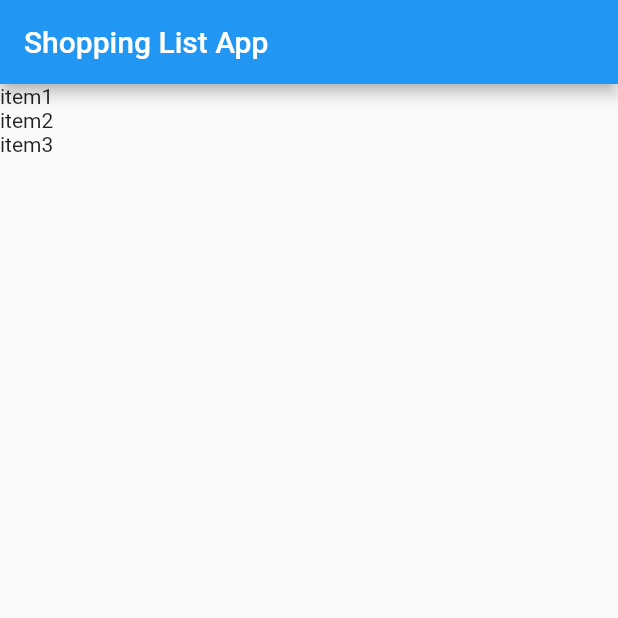
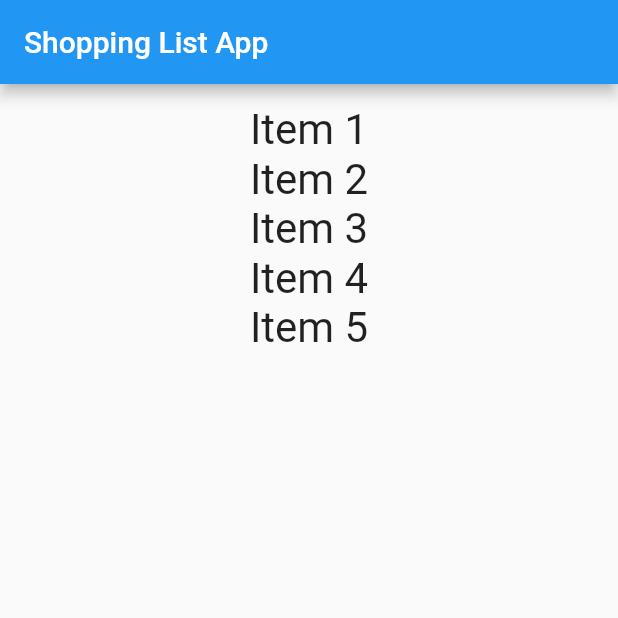
Before and after one commit to PontusWallin/FlutterShoppingList, a Flutter app: the screen it shows after launch, on a phone screen of 412 x 824 dp, the top half of it. Run offline on Flutter 3.47's test engine with Material 2 defaults, Android fonts, the phone set to English and light mode, and no system bars.

Commit message:
Created Item model and changed the ShoppingItems list into a list of Ite, objects, instead of a list of string.  Created an ItemList widget.  The main screen now iterates through the ShoppingItems-list instead of displaying a hardcoded number of items.

```diff
--- a/lib/main.dart
+++ b/lib/main.dart
@@ -1,12 +1,19 @@
 import 'package:flutter/material.dart';
+import 'package:flutter_shopping_list/model/Item.dart';
+import 'package:flutter_shopping_list/widgets/ItemList.dart';
 
 void main() {
   runApp(MyApp());
 }
 
 class MyApp extends StatelessWidget {
-
-  List<String> shoppingItems = ['item1', 'item2', 'item3'];
+  List<Item> shoppingItems = [
+    Item('Item 1', false),
+    Item('Item 2', false),
+    Item('Item 3', true),
+    Item('Item 4', true),
+    Item('Item 5', true),
+  ];
 
   @override
   Widget build(BuildContext context) {
@@ -19,9 +26,11 @@ class MyApp extends StatelessWidget {
           appBar: AppBar(
             title: Text('Shopping List App'),
           ),
-        body: ListView(
-          children: [Text(shoppingItems.first), Text(shoppingItems[1]), Text(shoppingItems[2])]),
+          body: Container(
+            margin: EdgeInsets.all(14),
+            child: ItemList(shoppingItems: shoppingItems),
           ),
+        )
     );
   }
 }
--- /dev/null
+++ b/lib/model/Item.dart
@@ -0,0 +1,6 @@
+class Item {
+  final String name;
+  bool isCollected;
+
+  Item( this.name, this.isCollected);
+}
--- /dev/null
+++ b/lib/widgets/ItemList.dart
@@ -0,0 +1,24 @@
+import 'package:flutter/material.dart';
+import 'package:flutter_shopping_list/model/Item.dart';
+
+class ItemList extends StatelessWidget {
+  const ItemList({
+    Key? key,
+    required this.shoppingItems,
+  }) : super(key: key);
+
+  final List<Item> shoppingItems;
+
+  @override
+  Widget build(BuildContext context) {
+    return ListView(
+      children: shoppingItems.map((item) {
+        return Text(
+          item.name,
+          style: TextStyle(fontSize: 28),
+          textAlign: TextAlign.center,
+        );
+      }).toList(),
+    );
+  }
+}
```
Also changed, not shown: 1 other file. Lines whose indentation alone changed are shown as unchanged.
